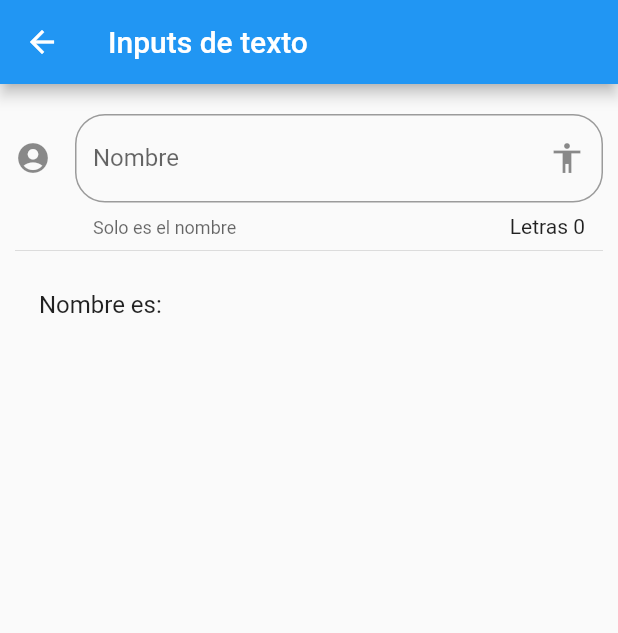
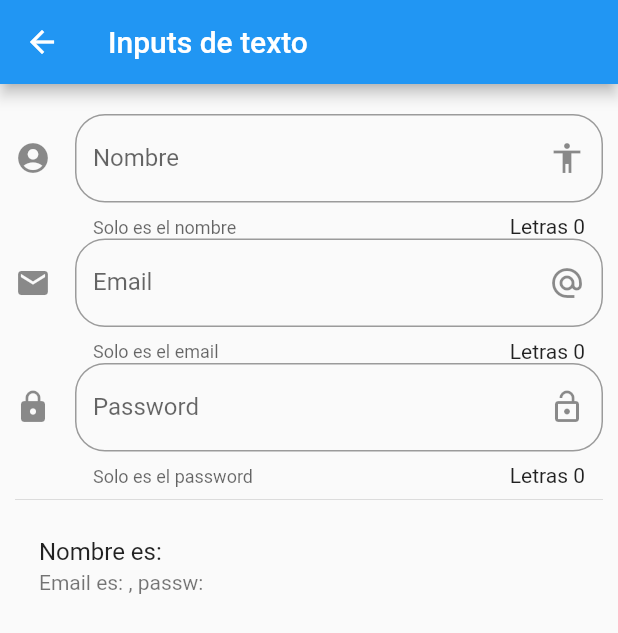
Before and after one commit to eacevedof/prj_flutter, a Flutter app: the InputPage screen opened by its route, on a phone screen of 412 x 824 dp. Shown: the top 633 px of the screen. Run offline on Flutter 3.47's test engine with Material 2 defaults, Android fonts, the phone set to English and light mode, and no system bars.

Commit message:
6.24 Email y Password fields

```diff
--- a/flutter_componentes/lib/src/pages/input_page.dart
+++ b/flutter_componentes/lib/src/pages/input_page.dart
@@ -9,6 +9,8 @@ class InputPage extends StatefulWidget {
 class _InputPageState extends State<InputPage> {
 
   String _nombre = "";
+  String _email = "";
+  String _password = "";
 
   @override
   Widget build(BuildContext context) {
@@ -21,6 +23,8 @@ class _InputPageState extends State<InputPage> {
         padding: EdgeInsets.symmetric(horizontal: 10.0, vertical: 20),
         children: <Widget>[
           _crearInput(),//devuelve TextField()
+          _crearEmail(),
+          _crearPassword(),
           Divider(),
           _crearPersona(),//devuelve ListTile()
         ],
@@ -55,14 +59,56 @@ class _InputPageState extends State<InputPage> {
     );
   }// _crearInput
 
-  Widget _crearPersonax(){
+  Widget _crearEmail(){
+    return TextField(
+      keyboardType: TextInputType.emailAddress,//ofrece un teclado con @
+      decoration: InputDecoration(
+        border: OutlineInputBorder(
+          borderRadius: BorderRadius.circular(20.0)
+        ),
+        counter: Text("Letras ${_nombre.length}"),//texto debajo derecho
+        hintText: "email de la persona", //placeholder
+        labelText: "Email",//label
+        helperText: "Solo es el email",//texto debajo
+        suffixIcon: Icon(Icons.alternate_email),//icono derecho
+        icon: Icon(Icons.email)//icono izquierdo
+      ),
 
+      onChanged: (valor) => setState((){
+        _email = valor;
+      }),
+    );
 
-  }// _crearPersonax
+  }// _crearEmail
+
+  Widget _crearPassword(){
+    return TextField(
+      obscureText: true,
+      decoration: InputDecoration(
+        border: OutlineInputBorder(
+          borderRadius: BorderRadius.circular(20.0)
+        ),
+        counter: Text("Letras ${_nombre.length}"),//texto debajo derecho
+        hintText: "password de la persona", //placeholder
+        labelText: "Password",//label
+        helperText: "Solo es el password",//texto debajo
+        suffixIcon: Icon(Icons.lock_open),//icono derecho
+        icon: Icon(Icons.lock)//icono izquierdo
+      ),
+
+      onChanged: (valor) => setState((){
+        _password = valor;
+      }),
+    );
+
+  }// _crearPassword
+
 
   Widget _crearPersona(){
     return ListTile(
       title: Text("Nombre es: $_nombre"),
+      subtitle: Text("Email es: $_email, passw: $_password"),
+
     );
   }// _crearPersona
 
```
Also changed, not shown: 1 other file.
